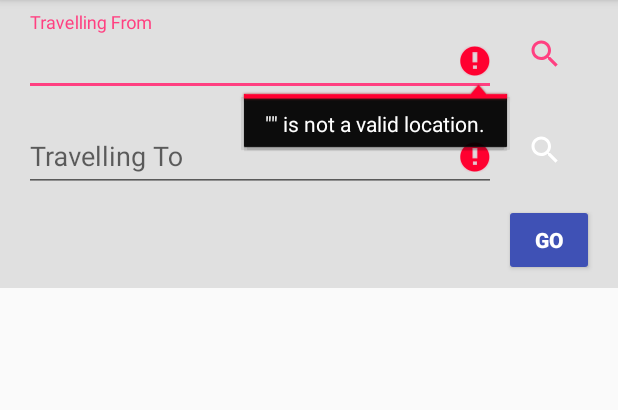
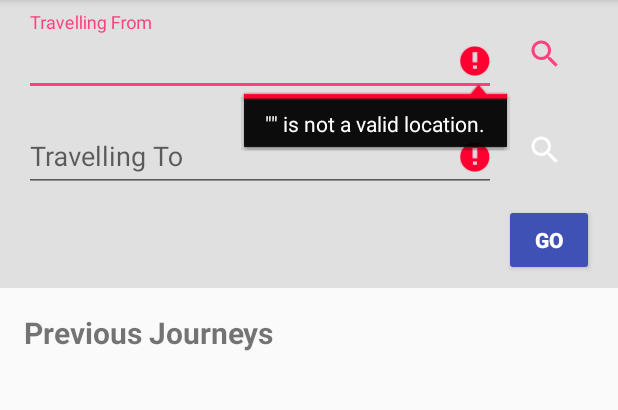
Before and after one commit to Tigh-Gherr/RoutePicker, an Android app: the JourneyPlannerFragment screen opened directly, with no data from a screen before it, after a tap on "GO", on a phone screen of 412 x 824 dp, the part 84-494 px from its top. Run offline under Robolectric (Android 15) with nearby library versions, the light colour scheme and no system bars.

Commit message:
Add Journey Details Page

```diff
--- a/app/src/main/java/uni/tighearnan/routepicker/JourneyPlannerFragment.java
+++ b/app/src/main/java/uni/tighearnan/routepicker/JourneyPlannerFragment.java
@@ -1,6 +1,7 @@
 package uni.tighearnan.routepicker;
 
 
+import android.content.Intent;
 import android.os.Bundle;
 import android.support.v4.app.Fragment;
 import android.support.v4.content.ContextCompat;
@@ -77,6 +78,7 @@ public class JourneyPlannerFragment extends Fragment {
     private void tryLocations() {
         mFromEditText.setError(null);
         mToEditText.setError(null);
+        boolean cancel = false;
 
         String from = mFromEditText.getText().toString();
         String to = mToEditText.getText().toString();
@@ -86,6 +88,7 @@ public class JourneyPlannerFragment extends Fragment {
         if(!isValid(mFromEditText)) {
             mFromEditText.setError("\"" + from + "\" is not a valid location.");
             errorView = mFromEditText;
+            cancel = true;
         }
 
         if(!isValid(mToEditText)) {
@@ -93,6 +96,17 @@ public class JourneyPlannerFragment extends Fragment {
             if(errorView == null) {
                 errorView = mToEditText;
             }
+            cancel = true;
+        }
+
+        if (cancel) {
+            errorView.requestFocus();
+        } else {
+            Intent i = new Intent(getActivity(), JourneyDetailsActivity.class);
+            i.putExtra("FROM",from);
+            i.putExtra("TO", to);
+
+            startActivity(i);
         }
     }
 
--- a/app/src/main/res/layout/fragment_journey_planner.xml
+++ b/app/src/main/res/layout/fragment_journey_planner.xml
@@ -8,12 +8,17 @@
     <LinearLayout
         android:layout_width="match_parent"
         android:layout_height="wrap_content"
+        android:orientation="vertical">
+
+        <LinearLayout
+            android:layout_width="match_parent"
+            android:layout_height="wrap_content"
             android:background="@color/md_grey_300"
-        android:paddingTop="8dp"
+            android:orientation="vertical"
+            android:paddingBottom="8dp"
             android:paddingLeft="16dp"
             android:paddingRight="16dp"
-        android:paddingBottom="8dp"
-        android:orientation="vertical">
+            android:paddingTop="8dp">
 
             <LinearLayout
                 android:layout_width="match_parent"
@@ -90,4 +95,24 @@
 
         </LinearLayout>
 
+        <android.support.v7.widget.AppCompatTextView
+            android:id="@+id/text_view_previousJourneys"
+            android:padding="16dp"
+            android:textSize="20sp"
+            android:textStyle="bold"
+            android:text="Previous Journeys"
+            android:layout_width="wrap_content"
+            android:layout_height="wrap_content" />
+
+<!--
+        <android.support.v7.widget.RecyclerView
+            android:paddingLeft="16dp"
+            android:paddingRight="16dp"
+            android:id="@+id/recycler_view_previousJourneys"
+            android:layout_width="match_parent"
+            android:layout_height="wrap_content"/>
+-->
+
+    </LinearLayout>
+
 </FrameLayout>
--- a/app/src/main/res/values/strings.xml
+++ b/app/src/main/res/values/strings.xml
@@ -21,4 +21,8 @@
     <string name="activity_sign_in">Sign In</string>
     <string name="hint_trav_from">Travelling From</string>
     <string name="hint_trav_to">Travelling To</string>
+
+    <string name="journey_detail_from">From: %s</string>
+    <string name="journey_detail_to">To: %s</string>
+    <string name="journey_detail_cost">Cost: £%s</string>
 </resources>
```
Also changed, not shown: app/src/main/AndroidManifest.xml (+6 -1 lines), app/src/main/java/uni/tighearnan/routepicker/JourneyDetailsActivity.java (added, +17 -0 lines), app/src/main/java/uni/tighearnan/routepicker/JourneyDetailsFragment.java (added, +92 -0 lines), app/src/main/res/drawable/ic_info_outline_blue_36dp.xml (added, +9 -0 lines), app/src/main/res/layout/activity_journey_details.xml (added, +31 -0 lines), app/src/main/res/layout/fragment_journey_details.xml (added, +125 -0 lines). Lines whose indentation alone changed are shown as unchanged.
